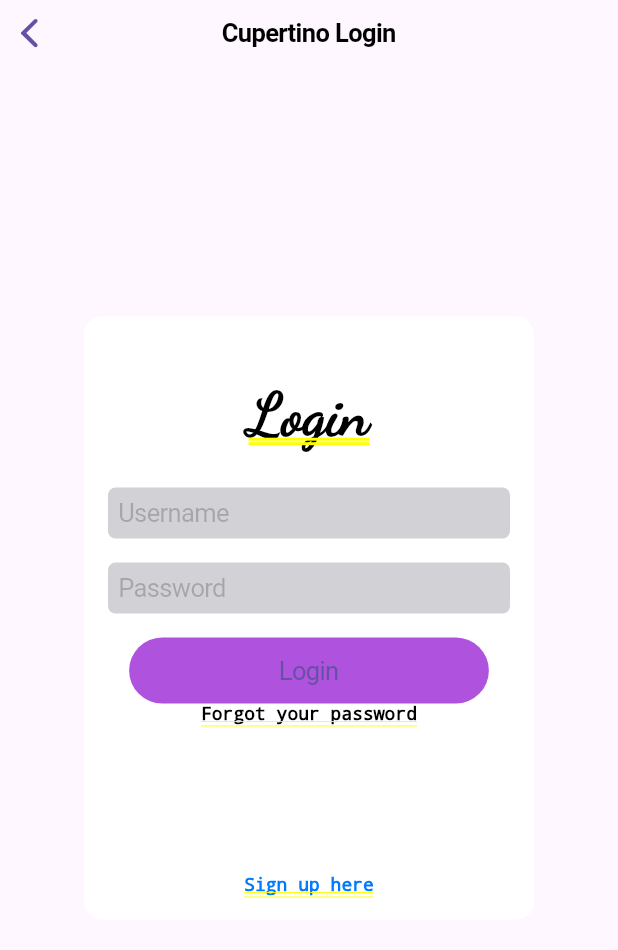
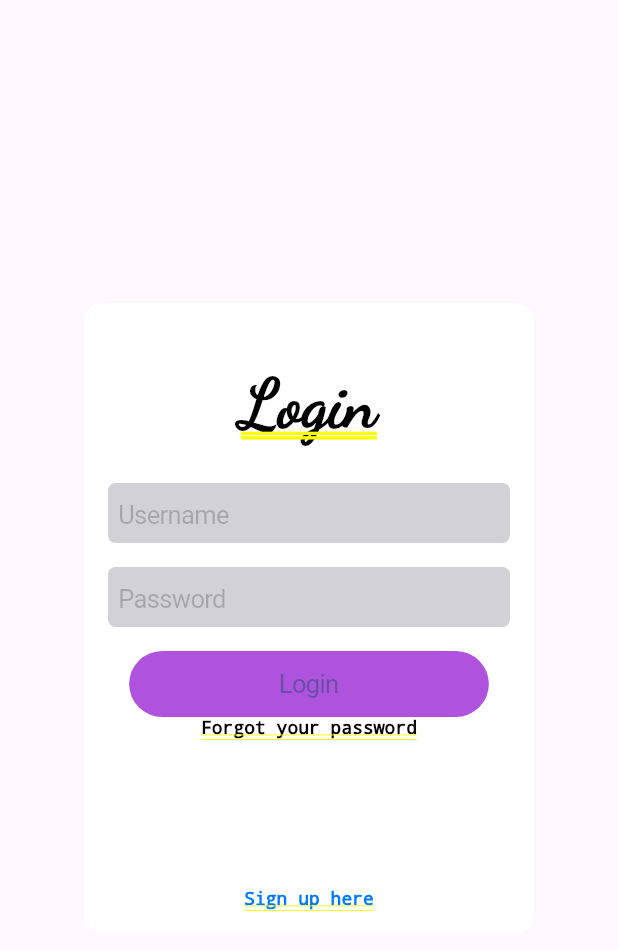
Before and after one commit to josearcos2023/lab12_recuperacion, a Flutter app: the CupertinoLoginScreen screen opened directly, on a phone screen of 412 x 824 dp. Shown: the top 950 px of the screen. Run offline on Flutter 3.47's test engine with Material 3 defaults, Android fonts, the phone set to English and light mode, and no system bars; our stand-ins replace universal_platform.

Commit message:
Cambio en estilo de input Login Cupertino y en la condicional

```diff
--- a/lib/main.dart
+++ b/lib/main.dart
@@ -13,7 +13,7 @@ class MyApp extends StatelessWidget {
   Widget build(BuildContext context) {
     if (UniversalPlatform.isAndroid || UniversalPlatform.isWeb) {
       return const MaterialApp(
-        home: MaterialLoginScreen(),
+        home: CupertinoLoginScreen(),
         debugShowCheckedModeBanner: false,
       );
     } else if (UniversalPlatform.isIOS) {
@@ -123,9 +123,6 @@ class CupertinoLoginScreen extends StatelessWidget {
   @override
   Widget build(BuildContext context) {
     return CupertinoPageScaffold(
-      navigationBar: const CupertinoNavigationBar(
-        middle: Text('Cupertino Login'),
-      ),
       child: Center(
         child: SizedBox(
           width: 300,
@@ -144,7 +141,7 @@ class CupertinoLoginScreen extends StatelessWidget {
                   'Login',
                   style: TextStyle(
                       fontFamily: 'dancingscript',
-                      fontSize: 40,
+                      fontSize: 45,
                       color: CupertinoColors.black),
                 ),
                 const SizedBox(height: 25),
@@ -153,6 +150,9 @@ class CupertinoLoginScreen extends StatelessWidget {
                   decoration: BoxDecoration(
                     color: CupertinoColors.systemGrey4,
                     borderRadius: BorderRadius.circular(5.0),
+                  ),
+                  style: TextStyle(
+                    height: 1.5,
                   ),
                 ),
                 const SizedBox(height: 16),
@@ -163,6 +163,9 @@ class CupertinoLoginScreen extends StatelessWidget {
                     borderRadius: BorderRadius.circular(5.0),
                   ),
                   obscureText: true,
+                  style: TextStyle(
+                    height: 1.5,
+                  ),
                 ),
                 const SizedBox(height: 16),
                 CupertinoButton(
```
